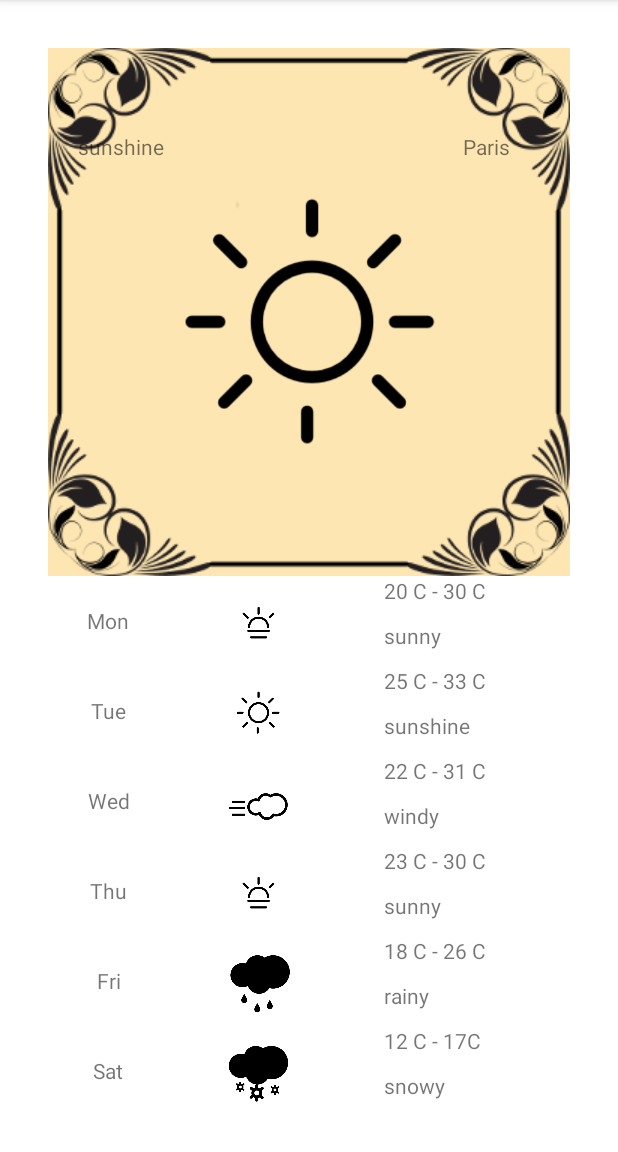
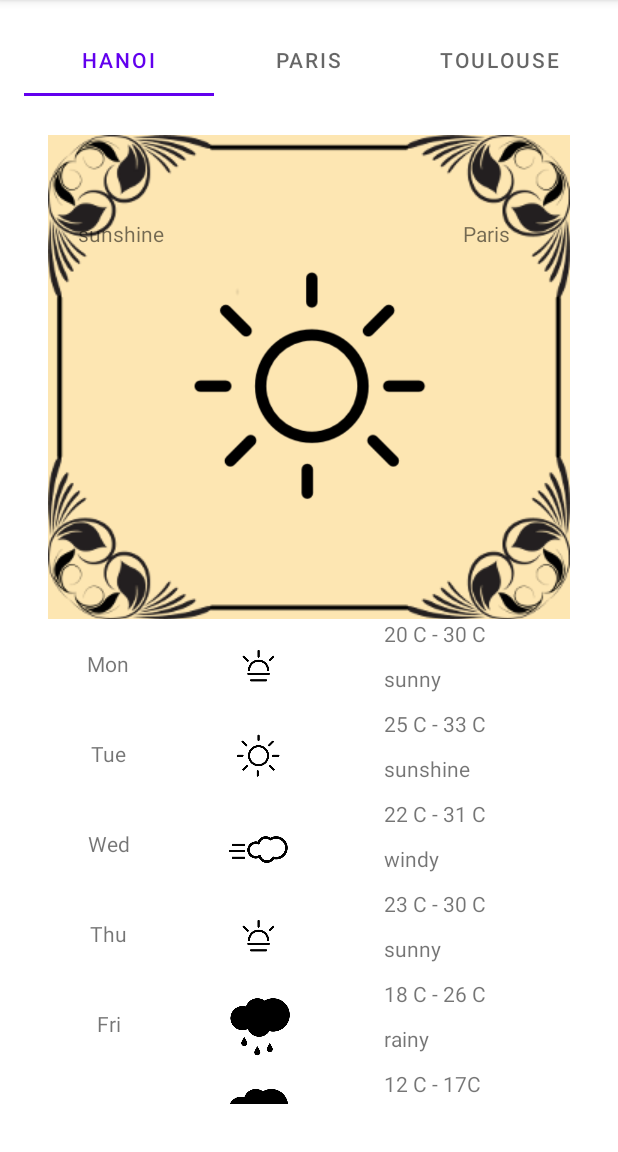
Before and after one commit to LezardValeth97/USTHWeather, an Android app: the screen it shows after launch (WeatherActivity), on a phone screen of 412 x 824 dp, the part 84-1236 px from its top. Run offline under Robolectric (Android 15) with nearby library versions, the phone set to English and light mode, and no system bars.

Commit message:
Prac 8: Added a header TabLayout to ViewPager

```diff
--- a/app/src/main/java/vn/edu/usth/usthweather/WeatherActivity.java
+++ b/app/src/main/java/vn/edu/usth/usthweather/WeatherActivity.java
@@ -10,6 +10,8 @@ import androidx.viewpager.widget.ViewPager;
 
 import android.os.Bundle;
 import android.util.Log;
+
+import com.google.android.material.tabs.TabLayout;
 
 public class WeatherActivity extends AppCompatActivity {
     private static final String TAG = "WeatherActivity";
@@ -31,6 +33,9 @@ public class WeatherActivity extends AppCompatActivity {
         ViewPager pager = findViewById(R.id.pager);
         pager.setOffscreenPageLimit(3);
         pager.setAdapter(adapter);
+
+        TabLayout tablayout = findViewById(R.id.tablayout);
+        tablayout.setupWithViewPager(pager);
 
         Log.i(TAG, "===== App Created =====");
     }
--- a/app/src/main/res/layout/activity_main.xml
+++ b/app/src/main/res/layout/activity_main.xml
@@ -22,10 +22,21 @@
     <!--        tools:ignore="MissingConstraints">-->
     <!--    </androidx.fragment.app.FragmentContainerView>-->
 
+    <com.google.android.material.tabs.TabLayout
+        android:id="@+id/tablayout"
+        android:layout_width="match_parent"
+        android:layout_gravity="top"
+        android:layout_marginBottom="10dp"
+        android:layout_height="wrap_content">
+    </com.google.android.material.tabs.TabLayout>
+
+
     <androidx.viewpager.widget.ViewPager
         android:id="@+id/pager"
         android:layout_width="match_parent"
-        android:layout_height="match_parent">
+        android:layout_height="match_parent"
+        tools:ignore="SpeakableTextPresentCheck">
+
     </androidx.viewpager.widget.ViewPager>
 
 
```
